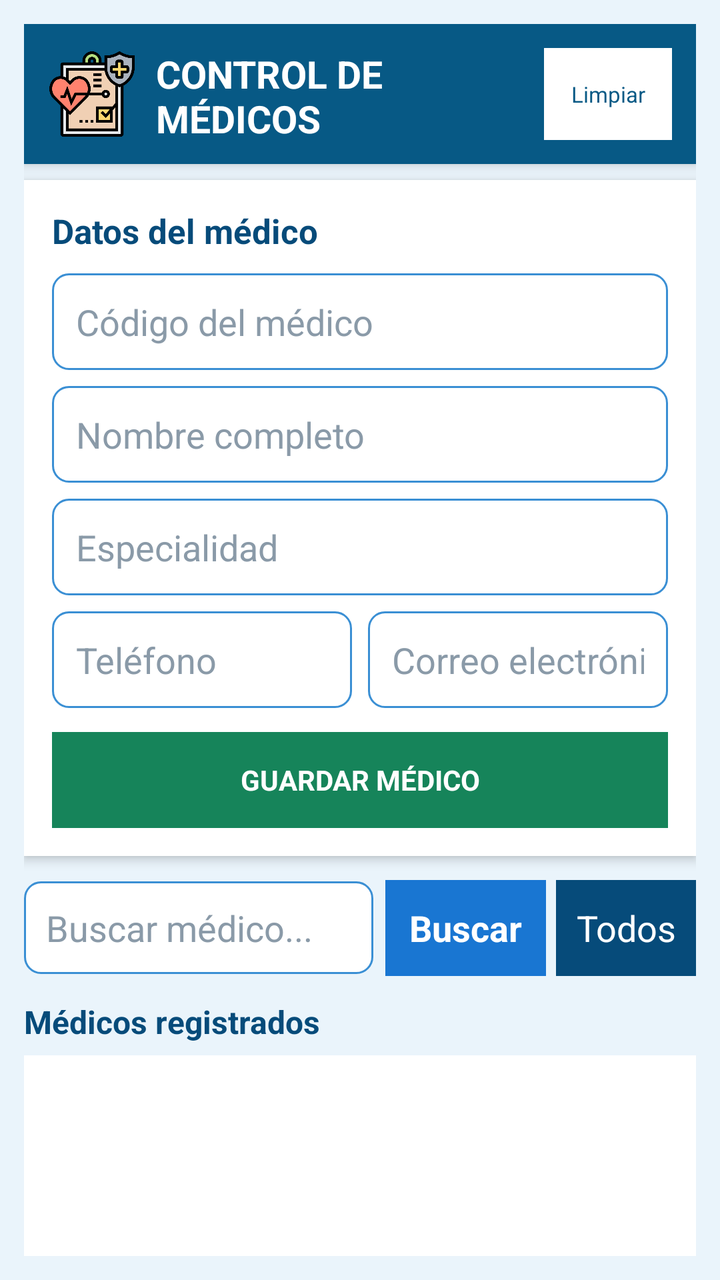
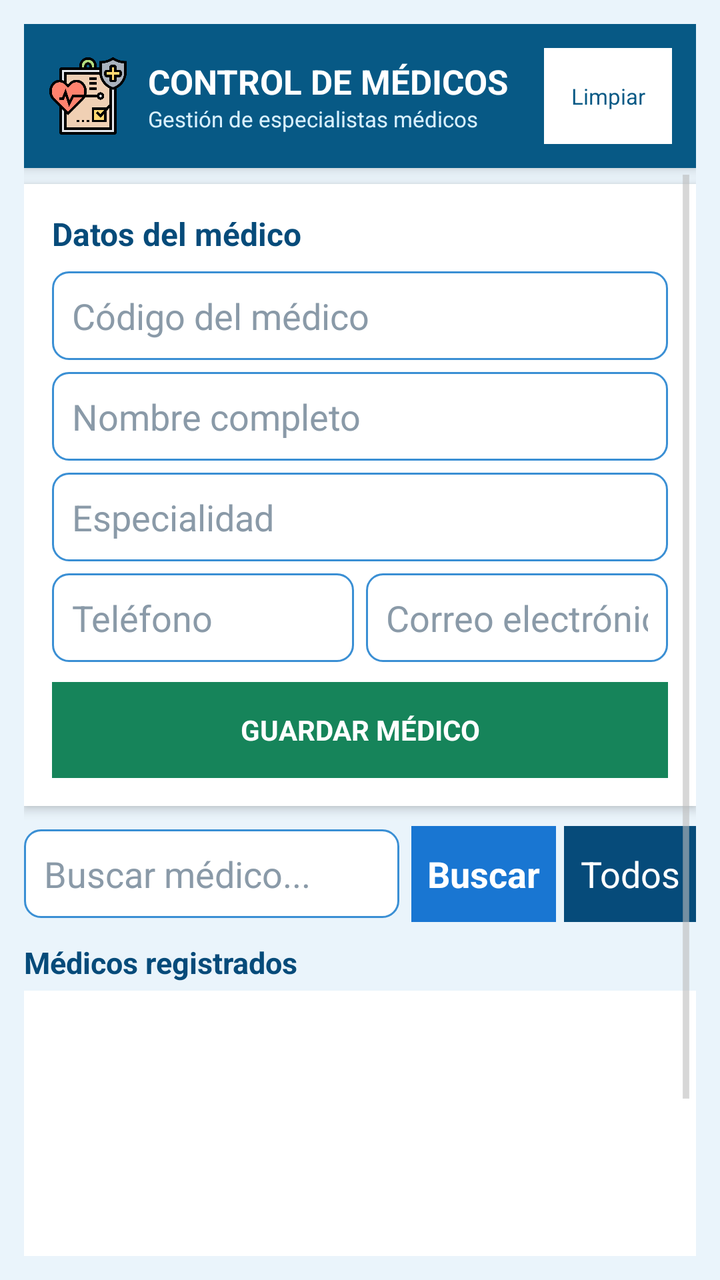

Compare the two renders of this Android layout. The source of the first and the diff that turns it into the second are given below.
<!-- AndroidManifest.xml: application theme android:Theme.Holo.Light -->
<!-- res/layout/activity_medicos.xml -->
<?xml version="1.0" encoding="utf-8"?>
<LinearLayout xmlns:android="http://schemas.android.com/apk/res/android"
    android:layout_width="match_parent"
    android:layout_height="match_parent"
    android:orientation="vertical"
    android:background="#EAF4FB"
    android:padding="12dp">

    
    
    

    <LinearLayout
        android:layout_width="match_parent"
        android:layout_height="70dp"
        android:orientation="horizontal"
        android:gravity="center_vertical"
        android:background="#075985"
        android:padding="12dp"
        android:elevation="4dp">

        <ImageView
            android:layout_width="44dp"
            android:layout_height="44dp"
            android:src="@drawable/medicos"
            android:contentDescription="Logo Médicos" />

        <LinearLayout
            android:layout_width="0dp"
            android:layout_height="wrap_content"
            android:layout_weight="1"
            android:orientation="vertical"
            android:layout_marginLeft="10dp">

            <TextView
                android:layout_width="wrap_content"
                android:layout_height="wrap_content"
                android:text="CONTROL DE MÉDICOS"
                android:textSize="19sp"
                android:textStyle="bold"
                android:textColor="#FFFFFF" />

            <TextView
                android:layout_width="wrap_content"
                android:layout_height="wrap_content"
                android:text="Gestión de especialistas médicos"
                android:textSize="11sp"
                android:textColor="#D8F0FF" />

        </LinearLayout>

        <Button
            android:id="@+id/btnLimpiar"
            android:layout_width="wrap_content"
            android:layout_height="wrap_content"
            android:text="Limpiar"
            android:textSize="11sp"
            android:textColor="#075985"
            android:background="#FFFFFF"
            android:padding="8dp" />

    </LinearLayout>

    
    
    

    <LinearLayout
        android:layout_width="match_parent"
        android:layout_height="wrap_content"
        android:orientation="vertical"
        android:background="#FFFFFF"
        android:padding="14dp"
        android:layout_marginTop="8dp"
        android:elevation="3dp">

        <TextView
            android:layout_width="wrap_content"
            android:layout_height="wrap_content"
            android:text="Datos del médico"
            android:textSize="17sp"
            android:textStyle="bold"
            android:textColor="#064B7A"
            android:layout_marginBottom="10dp" />

        <EditText
            android:id="@+id/etCodigo"
            android:layout_width="match_parent"
            android:layout_height="wrap_content"
            android:hint="Código del médico"
            android:inputType="text"
            android:singleLine="true"
            android:padding="12dp"
            android:textColor="#17324D"
            android:textColorHint="#8A9AA8"
            android:background="@drawable/rounded_edittext" />

        <EditText
            android:id="@+id/etNombre"
            android:layout_width="match_parent"
            android:layout_height="wrap_content"
            android:hint="Nombre completo"
            android:inputType="textPersonName"
            android:singleLine="true"
            android:padding="12dp"
            android:layout_marginTop="8dp"
            android:textColor="#17324D"
            android:textColorHint="#8A9AA8"
            android:background="@drawable/rounded_edittext" />

        <EditText
            android:id="@+id/etEspecialidad"
            android:layout_width="match_parent"
            android:layout_height="wrap_content"
            android:hint="Especialidad"
            android:inputType="textCapSentences"
            android:singleLine="true"
            android:padding="12dp"
            android:layout_marginTop="8dp"
            android:textColor="#17324D"
            android:textColorHint="#8A9AA8"
            android:background="@drawable/rounded_edittext" />

        <LinearLayout
            android:layout_width="match_parent"
            android:layout_height="wrap_content"
            android:orientation="horizontal"
            android:layout_marginTop="8dp">

            <EditText
                android:id="@+id/etTelefono"
                android:layout_width="0dp"
                android:layout_height="wrap_content"
                android:layout_weight="1"
                android:hint="Teléfono"
                android:inputType="phone"
                android:singleLine="true"
                android:padding="12dp"
                android:textColor="#17324D"
                android:textColorHint="#8A9AA8"
                android:background="@drawable/rounded_edittext" />

            <EditText
                android:id="@+id/etEmail"
                android:layout_width="0dp"
                android:layout_height="wrap_content"
                android:layout_weight="1"
                android:layout_marginLeft="8dp"
                android:hint="Correo electrónico"
                android:inputType="textEmailAddress"
                android:singleLine="true"
                android:padding="12dp"
                android:textColor="#17324D"
                android:textColorHint="#8A9AA8"
                android:background="@drawable/rounded_edittext" />

        </LinearLayout>

        <Button
            android:id="@+id/btnGuardar"
            android:layout_width="match_parent"
            android:layout_height="wrap_content"
            android:text="GUARDAR MÉDICO"
            android:textSize="14sp"
            android:textStyle="bold"
            android:textColor="#FFFFFF"
            android:background="#16845A"
            android:padding="13dp"
            android:layout_marginTop="12dp" />

    </LinearLayout>

    
    
    

    <LinearLayout
        android:layout_width="match_parent"
        android:layout_height="wrap_content"
        android:orientation="horizontal"
        android:gravity="center_vertical"
        android:layout_marginTop="12dp">

        <EditText
            android:id="@+id/etBuscar"
            android:layout_width="0dp"
            android:layout_height="wrap_content"
            android:layout_weight="1"
            android:hint="Buscar médico..."
            android:inputType="text"
            android:singleLine="true"
            android:padding="11dp"
            android:textColor="#17324D"
            android:textColorHint="#8A9AA8"
            android:background="@drawable/rounded_edittext" />

        <Button
            android:id="@+id/btnBuscar"
            android:layout_width="wrap_content"
            android:layout_height="wrap_content"
            android:text="Buscar"
            android:textColor="#FFFFFF"
            android:textStyle="bold"
            android:background="#1976D2"
            android:paddingLeft="12dp"
            android:paddingRight="12dp"
            android:paddingTop="10dp"
            android:paddingBottom="10dp"
            android:layout_marginLeft="6dp" />

        <Button
            android:id="@+id/btnListar"
            android:layout_width="wrap_content"
            android:layout_height="wrap_content"
            android:text="Todos"
            android:textColor="#FFFFFF"
            android:background="#064B7A"
            android:paddingLeft="10dp"
            android:paddingRight="10dp"
            android:paddingTop="10dp"
            android:paddingBottom="10dp"
            android:layout_marginLeft="5dp" />

    </LinearLayout>

    
    
    

    <TextView
        android:layout_width="wrap_content"
        android:layout_height="wrap_content"
        android:text="Médicos registrados"
        android:textSize="16sp"
        android:textStyle="bold"
        android:textColor="#064B7A"
        android:layout_marginTop="12dp"
        android:layout_marginBottom="6dp" />

    
    
    

    <ListView
        android:id="@+id/lvMedicos"
        android:layout_width="match_parent"
        android:layout_height="0dp"
        android:layout_weight="1"
        android:background="#FFFFFF"
        android:padding="5dp"
        android:divider="#D8E3EA"
        android:dividerHeight="1dp" />

</LinearLayout>
<!-- resources referenced by this layout -->
<resources>
  <!-- drawable medicos: png bitmap (drawable-ldpi, 23468 bytes) -->
  <!-- drawable rounded_edittext (drawable-hdpi) -->
  <?xml version="1.0" encoding="utf-8"?>
  <shape xmlns:android="http://schemas.android.com/apk/res/android"
      android:shape="rectangle">
      
      
      <solid android:color="#FFFFFF" />
      
      
      <stroke
          android:width="1dp"
          android:color="#3A8FD4" />
      
      
      <corners android:radius="8dp" />
      
      
      <padding
          android:left="4dp"
          android:top="4dp"
          android:right="4dp"
          android:bottom="4dp" />
          
  </shape>
</resources>

<!-- the commit's change to res/layout/activity_medicos.xml (unified diff, before → after) -->
@@ -7,12 +7,9 @@
     android:padding="12dp">
 
     
-    
-    
-
     <LinearLayout
         android:layout_width="match_parent"
-        android:layout_height="70dp"
+        android:layout_height="wrap_content"
         android:orientation="horizontal"
         android:gravity="center_vertical"
         android:background="#075985"
@@ -20,8 +17,8 @@
         android:elevation="4dp">
 
         <ImageView
-            android:layout_width="44dp"
-            android:layout_height="44dp"
+            android:layout_width="40dp"
+            android:layout_height="40dp"
             android:src="@drawable/medicos"
             android:contentDescription="Logo Médicos" />
 
@@ -36,7 +33,7 @@
                 android:layout_width="wrap_content"
                 android:layout_height="wrap_content"
                 android:text="CONTROL DE MÉDICOS"
-                android:textSize="19sp"
+                android:textSize="17sp"
                 android:textStyle="bold"
                 android:textColor="#FFFFFF" />
 
@@ -62,193 +59,188 @@
     </LinearLayout>
 
     
-    
-    
-
-    <LinearLayout
+    <ScrollView
         android:layout_width="match_parent"
-        android:layout_height="wrap_content"
-        android:orientation="vertical"
-        android:background="#FFFFFF"
-        android:padding="14dp"
-        android:layout_marginTop="8dp"
-        android:elevation="3dp">
-
-        <TextView
-            android:layout_width="wrap_content"
-            android:layout_height="wrap_content"
-            android:text="Datos del médico"
-            android:textSize="17sp"
-            android:textStyle="bold"
-            android:textColor="#064B7A"
-            android:layout_marginBottom="10dp" />
-
-        <EditText
-            android:id="@+id/etCodigo"
-            android:layout_width="match_parent"
-            android:layout_height="wrap_content"
-            android:hint="Código del médico"
-            android:inputType="text"
-            android:singleLine="true"
-            android:padding="12dp"
-            android:textColor="#17324D"
-            android:textColorHint="#8A9AA8"
-            android:background="@drawable/rounded_edittext" />
-
-        <EditText
-            android:id="@+id/etNombre"
-            android:layout_width="match_parent"
-            android:layout_height="wrap_content"
-            android:hint="Nombre completo"
-            android:inputType="textPersonName"
-            android:singleLine="true"
-            android:padding="12dp"
-            android:layout_marginTop="8dp"
-            android:textColor="#17324D"
-            android:textColorHint="#8A9AA8"
-            android:background="@drawable/rounded_edittext" />
-
-        <EditText
-            android:id="@+id/etEspecialidad"
-            android:layout_width="match_parent"
-            android:layout_height="wrap_content"
-            android:hint="Especialidad"
-            android:inputType="textCapSentences"
-            android:singleLine="true"
-            android:padding="12dp"
-            android:layout_marginTop="8dp"
-            android:textColor="#17324D"
-            android:textColorHint="#8A9AA8"
-            android:background="@drawable/rounded_edittext" />
+        android:layout_height="0dp"
+        android:layout_weight="1"
+        android:fillViewport="true">
 
         <LinearLayout
             android:layout_width="match_parent"
             android:layout_height="wrap_content"
-            android:orientation="horizontal"
-            android:layout_marginTop="8dp">
-
-            <EditText
-                android:id="@+id/etTelefono"
-                android:layout_width="0dp"
-                android:layout_height="wrap_content"
-                android:layout_weight="1"
-                android:hint="Teléfono"
-                android:inputType="phone"
-                android:singleLine="true"
-                android:padding="12dp"
-                android:textColor="#17324D"
-                android:textColorHint="#8A9AA8"
-                android:background="@drawable/rounded_edittext" />
-
-            <EditText
-                android:id="@+id/etEmail"
-                android:layout_width="0dp"
-                android:layout_height="wrap_content"
-                android:layout_weight="1"
-                android:layout_marginLeft="8dp"
-                android:hint="Correo electrónico"
-                android:inputType="textEmailAddress"
-                android:singleLine="true"
-                android:padding="12dp"
-                android:textColor="#17324D"
-                android:textColorHint="#8A9AA8"
-                android:background="@drawable/rounded_edittext" />
+            android:orientation="vertical">
+
+            
+            <LinearLayout
+                android:layout_width="match_parent"
+                android:layout_height="wrap_content"
+                android:orientation="vertical"
+                android:background="#FFFFFF"
+                android:padding="14dp"
+                android:layout_marginTop="8dp"
+                android:elevation="3dp">
+
+                <TextView
+                    android:layout_width="wrap_content"
+                    android:layout_height="wrap_content"
+                    android:text="Datos del médico"
+                    android:textSize="16sp"
+                    android:textStyle="bold"
+                    android:textColor="#064B7A"
+                    android:layout_marginBottom="8dp" />
+
+                <EditText
+                    android:id="@+id/etCodigo"
+                    android:layout_width="match_parent"
+                    android:layout_height="wrap_content"
+                    android:hint="Código del médico"
+                    android:inputType="text"
+                    android:singleLine="true"
+                    android:padding="10dp"
+                    android:textColor="#17324D"
+                    android:textColorHint="#8A9AA8"
+                    android:background="@drawable/rounded_edittext" />
+
+                <EditText
+                    android:id="@+id/etNombre"
+                    android:layout_width="match_parent"
+                    android:layout_height="wrap_content"
+                    android:hint="Nombre completo"
+                    android:inputType="textPersonName"
+                    android:singleLine="true"
+                    android:padding="10dp"
+                    android:layout_marginTop="6dp"
+                    android:textColor="#17324D"
+                    android:textColorHint="#8A9AA8"
+                    android:background="@drawable/rounded_edittext" />
+
+                <EditText
+                    android:id="@+id/etEspecialidad"
+                    android:layout_width="match_parent"
+                    android:layout_height="wrap_content"
+                    android:hint="Especialidad"
+                    android:inputType="textCapSentences"
+                    android:singleLine="true"
+                    android:padding="10dp"
+                    android:layout_marginTop="6dp"
+                    android:textColor="#17324D"
+                    android:textColorHint="#8A9AA8"
+                    android:background="@drawable/rounded_edittext" />
+
+                <LinearLayout
+                    android:layout_width="match_parent"
+                    android:layout_height="wrap_content"
+                    android:orientation="horizontal"
+                    android:layout_marginTop="6dp">
+
+                    <EditText
+                        android:id="@+id/etTelefono"
+                        android:layout_width="0dp"
+                        android:layout_height="wrap_content"
+                        android:layout_weight="1"
+                        android:hint="Teléfono"
+                        android:inputType="phone"
+                        android:singleLine="true"
+                        android:padding="10dp"
+                        android:textColor="#17324D"
+                        android:textColorHint="#8A9AA8"
+                        android:background="@drawable/rounded_edittext" />
+
+                    <EditText
+                        android:id="@+id/etEmail"
+                        android:layout_width="0dp"
+                        android:layout_height="wrap_content"
+                        android:layout_weight="1"
+                        android:layout_marginLeft="6dp"
+                        android:hint="Correo electrónico"
+                        android:inputType="textEmailAddress"
+                        android:singleLine="true"
+                        android:padding="10dp"
+                        android:textColor="#17324D"
+                        android:textColorHint="#8A9AA8"
+                        android:background="@drawable/rounded_edittext" />
+
+                </LinearLayout>
+
+                <Button
+                    android:id="@+id/btnGuardar"
+                    android:layout_width="match_parent"
+                    android:layout_height="wrap_content"
+                    android:text="GUARDAR MÉDICO"
+                    android:textSize="14sp"
+                    android:textStyle="bold"
+                    android:textColor="#FFFFFF"
+                    android:background="#16845A"
+                    android:padding="10dp"
+                    android:layout_marginTop="10dp" />
+
+            </LinearLayout>
+
+            
+            <LinearLayout
+                android:layout_width="match_parent"
+                android:layout_height="wrap_content"
+                android:orientation="horizontal"
+                android:gravity="center_vertical"
+                android:layout_marginTop="10dp">
+
+                <EditText
+                    android:id="@+id/etBuscar"
+                    android:layout_width="0dp"
+                    android:layout_height="wrap_content"
+                    android:layout_weight="1"
+                    android:hint="Buscar médico..."
+                    android:inputType="text"
+                    android:singleLine="true"
+                    android:padding="10dp"
+                    android:textColor="#17324D"
+                    android:textColorHint="#8A9AA8"
+                    android:background="@drawable/rounded_edittext" />
+
+                <Button
+                    android:id="@+id/btnBuscar"
+                    android:layout_width="wrap_content"
+                    android:layout_height="wrap_content"
+                    android:text="Buscar"
+                    android:textColor="#FFFFFF"
+                    android:textStyle="bold"
+                    android:background="#1976D2"
+                    android:padding="8dp"
+                    android:layout_marginLeft="6dp" />
+
+                <Button
+                    android:id="@+id/btnListar"
+                    android:layout_width="wrap_content"
+                    android:layout_height="wrap_content"
+                    android:text="Todos"
+                    android:textColor="#FFFFFF"
+                    android:background="#064B7A"
+                    android:padding="8dp"
+                    android:layout_marginLeft="4dp" />
+
+            </LinearLayout>
+
+            <TextView
+                android:layout_width="wrap_content"
+                android:layout_height="wrap_content"
+                android:text="Médicos registrados"
+                android:textSize="15sp"
+                android:textStyle="bold"
+                android:textColor="#064B7A"
+                android:layout_marginTop="10dp"
+                android:layout_marginBottom="4dp" />
+
+            
+            <ListView
+                android:id="@+id/lvMedicos"
+                android:layout_width="match_parent"
+                android:layout_height="220dp"
+                android:background="#FFFFFF"
+                android:padding="5dp"
+                android:divider="#D8E3EA"
+                android:dividerHeight="1dp" />
 
         </LinearLayout>
-
-        <Button
-            android:id="@+id/btnGuardar"
-            android:layout_width="match_parent"
-            android:layout_height="wrap_content"
-            android:text="GUARDAR MÉDICO"
-            android:textSize="14sp"
-            android:textStyle="bold"
-            android:textColor="#FFFFFF"
-            android:background="#16845A"
-            android:padding="13dp"
-            android:layout_marginTop="12dp" />
-
-    </LinearLayout>
-
-    
-    
-    
-
-    <LinearLayout
-        android:layout_width="match_parent"
-        android:layout_height="wrap_content"
-        android:orientation="horizontal"
-        android:gravity="center_vertical"
-        android:layout_marginTop="12dp">
-
-        <EditText
-            android:id="@+id/etBuscar"
-            android:layout_width="0dp"
-            android:layout_height="wrap_content"
-            android:layout_weight="1"
-            android:hint="Buscar médico..."
-            android:inputType="text"
-            android:singleLine="true"
-            android:padding="11dp"
-            android:textColor="#17324D"
-            android:textColorHint="#8A9AA8"
-            android:background="@drawable/rounded_edittext" />
-
-        <Button
-            android:id="@+id/btnBuscar"
-            android:layout_width="wrap_content"
-            android:layout_height="wrap_content"
-            android:text="Buscar"
-            android:textColor="#FFFFFF"
-            android:textStyle="bold"
-            android:background="#1976D2"
-            android:paddingLeft="12dp"
-            android:paddingRight="12dp"
-            android:paddingTop="10dp"
-            android:paddingBottom="10dp"
-            android:layout_marginLeft="6dp" />
-
-        <Button
-            android:id="@+id/btnListar"
-            android:layout_width="wrap_content"
-            android:layout_height="wrap_content"
-            android:text="Todos"
-            android:textColor="#FFFFFF"
-            android:background="#064B7A"
-            android:paddingLeft="10dp"
-            android:paddingRight="10dp"
-            android:paddingTop="10dp"
-            android:paddingBottom="10dp"
-            android:layout_marginLeft="5dp" />
-
-    </LinearLayout>
-
-    
-    
-    
-
-    <TextView
-        android:layout_width="wrap_content"
-        android:layout_height="wrap_content"
-        android:text="Médicos registrados"
-        android:textSize="16sp"
-        android:textStyle="bold"
-        android:textColor="#064B7A"
-        android:layout_marginTop="12dp"
-        android:layout_marginBottom="6dp" />
-
-    
-    
-    
-
-    <ListView
-        android:id="@+id/lvMedicos"
-        android:layout_width="match_parent"
-        android:layout_height="0dp"
-        android:layout_weight="1"
-        android:background="#FFFFFF"
-        android:padding="5dp"
-        android:divider="#D8E3EA"
-        android:dividerHeight="1dp" />
+    </ScrollView>
 
 </LinearLayout>
